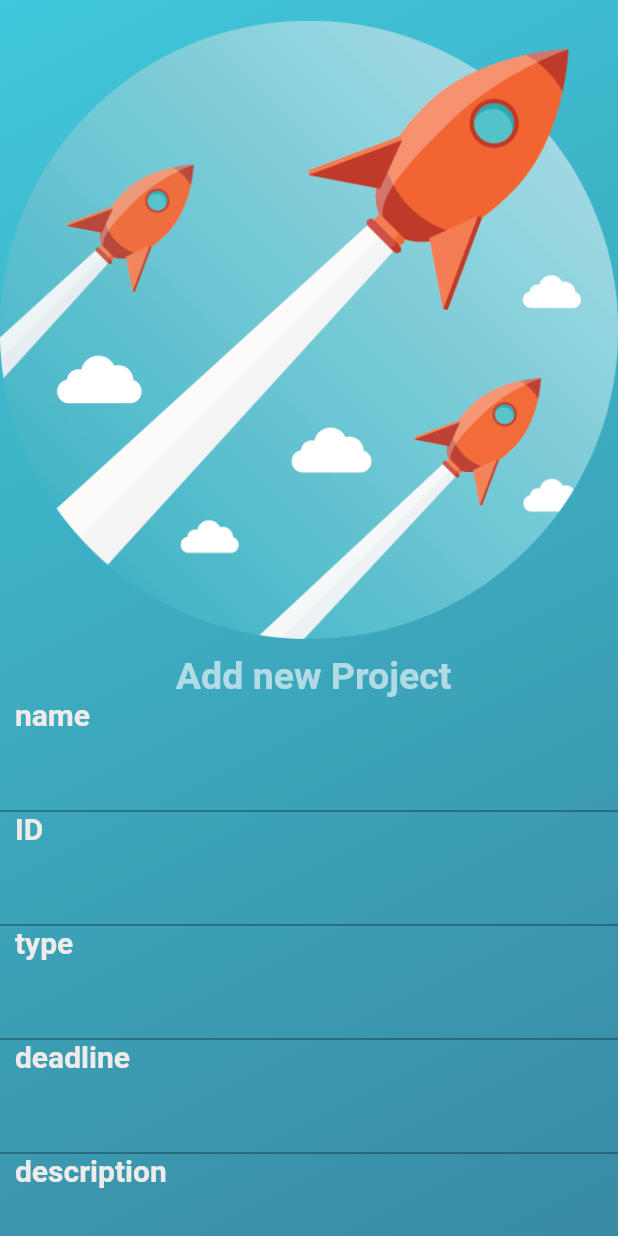
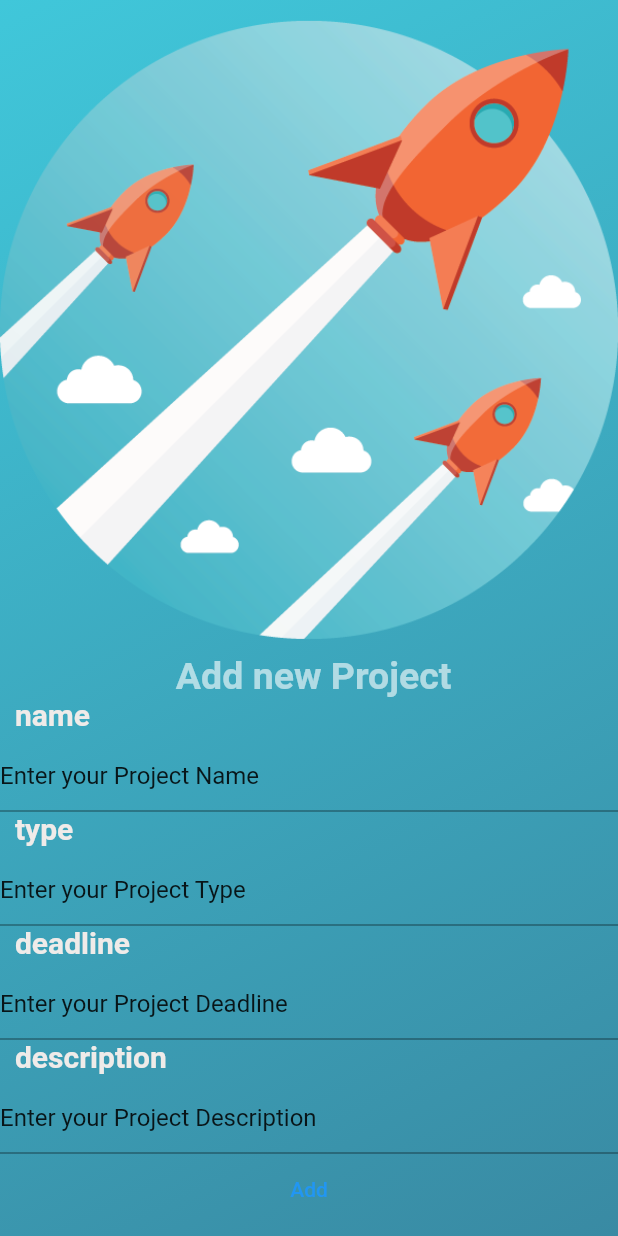
Before and after one commit to Pole-Projet-JEI/ollert_front, a Flutter app: the AddProject screen opened directly, on a phone screen of 412 x 824 dp. Run offline on Flutter 3.47's test engine with Material 2 defaults, Android fonts, the phone set to English and light mode, and no system bars; our stand-ins replace flutter_spinkit, shared_preferences; accounts and stored records are empty.

Commit message:
AddProjectConsumeAPI

```diff
--- a/lib/Service/projectServices.dart
+++ b/lib/Service/projectServices.dart
@@ -2,12 +2,9 @@ import 'package:http/http.dart' as http;
 import 'package:ollert/Settings/config.dart';
 import 'dart:convert';
 import 'package:ollert/models/project.dart';
-
-
-
 class ProjectServices{
 
-  Future<List<Project>> getProjects() async
+   Future<List<Project>> getProjects() async
   {
     var response = await http.get(Uri.parse("${Config.url}/projects/admin"));
     print(response.body);
@@ -19,6 +16,14 @@ class ProjectServices{
       }
     return [];
   }
+  static Future<Project> addProject(Project project) async
+  {  var client = http.Client();
+    var url = Uri.parse('${Config.url}/projects');
+    print(project.toJson());
+    var response= await client.post(url, body: project.toJson());
+    return Project.fromJson(jsonDecode(response.body));
+  }
+
   Future<bool> deleteProject(int? id) async
   {
     var response = await http.delete(Uri.parse("${Config.url}/projects/delete/$id"));
--- a/lib/Widgets/TextFieldWidget.dart
+++ b/lib/Widgets/TextFieldWidget.dart
@@ -1,5 +1,5 @@
 import 'package:flutter/material.dart';
-Widget textfieldwidget(String s) => Column(
+Widget textfieldwidget(String s,TextEditingController s2) => Column(
   crossAxisAlignment: CrossAxisAlignment.start,
   children: [
     Text(
@@ -9,9 +9,13 @@ Widget textfieldwidget(String s) => Column(
 
     ),
     const SizedBox(height:5),
-    TextField(
-      //controller:
-    ),
+    TextFormField(
+     controller: s2,
+                  decoration: const InputDecoration(
+                    border: UnderlineInputBorder(),
+
+                  ),
+                ),
 
 
   ],
--- a/lib/main.dart
+++ b/lib/main.dart
@@ -26,7 +26,7 @@ class _MyAppState extends State<MyApp> {
         primarySwatch: Colors.blue,
       ),
       debugShowCheckedModeBanner: false,
-      home: AddTask(),
+      home: AddProject(),
 
     );
   }
--- a/lib/models/project.dart
+++ b/lib/models/project.dart
@@ -11,10 +11,10 @@ String projectToJson(List<Project> data) => json.encode(List<dynamic>.from(data.
 class Project {
   Project({
     this.id,
-    this.name="",
-    this.type="",
-    this.description="",
-    this.deadline,
+   required this.name,
+   required this.type,
+   required this.description,
+   required  this.deadline,
     this.idManager,
   });
 
--- a/lib/screens/AddProject.dart
+++ b/lib/screens/AddProject.dart
@@ -1,11 +1,17 @@
 import 'package:flutter/material.dart';
 import 'package:flutter/services.dart';
+import 'package:ollert/Service/projectServices.dart';
 import 'package:ollert/Widgets/TextFieldWidget.dart';
 import 'package:ollert/models/Project.dart';
 import 'package:ollert/screens/signOut.dart';
 
 class AddProject extends StatelessWidget {
-  const AddProject({ Key? key }) : super(key: key);
+   AddProject({ Key? key }) : super(key: key);
+    TextEditingController controllerName = TextEditingController(text: "Enter your Project Name");
+    TextEditingController controllerType = TextEditingController(text: "Enter your Project Type");
+    TextEditingController controllerDeadline = TextEditingController(text: "Enter your Project Deadline");
+    TextEditingController controllerDescription = TextEditingController(text: "Enter your Project Description");
+
 
   @override
   Widget build(BuildContext context) {
@@ -38,19 +44,35 @@ class AddProject extends StatelessWidget {
                       fontWeight: FontWeight.bold,
                     ),
                   ),
-            textfieldwidget("  name"),
-            textfieldwidget("  ID"),
-            textfieldwidget("  type"),
-            textfieldwidget("  deadline"),
-            textfieldwidget("  description"),
-            ElevatedButton(
-                  onPressed: () { Navigator.push( context,
-              MaterialPageRoute(builder: (context) => LogoutPage()),
-            );
+            textfieldwidget("  name",controllerName),
+            textfieldwidget("  type",controllerType),
+            textfieldwidget("  deadline",controllerDeadline),
+            textfieldwidget("  description",controllerDescription),
+
+                  TextButton(
+                  onPressed: () {
+                    print(
+                      controllerName.text +
+                       controllerType.text +
+                          controllerDeadline.text+
+                          controllerDescription.text,
+                    );
+                    Project p= Project(
+                      name: controllerName.text,
+                      type: controllerType.text,
+                      deadline: DateTime.parse(controllerDeadline.text),
+                      description :controllerDescription.text,
+                    );
+                    print(p.name +
+                        p.type +
+                      p.deadline.toString() +
+                        p.description
+                    );
+                    ProjectServices.addProject(p);
+                    Navigator.of(context).pop();
                   },
-                  child: Text('done', style : TextStyle(
-                    fontSize: 20.0,),
-                ))
+                  child: Text("Add"),
+                ),
           ],
           )
         ,),
--- a/lib/screens/AddTask.dart
+++ b/lib/screens/AddTask.dart
@@ -41,10 +41,10 @@ class AddTask extends StatelessWidget {
                       fontWeight: FontWeight.bold,
                     ),
                   ),
-            textfieldwidget("  name"),
-            textfieldwidget("  ID"),
-            textfieldwidget("  deadline"),
-            textfieldwidget("  description"),
+          //  textfieldwidget("  name"),
+//textfieldwidget("  ID"),
+         //   textfieldwidget("  deadline"),
+         //   textfieldwidget("  description"),
             ElevatedButton(
                   onPressed: () { Navigator.push( context,
               MaterialPageRoute(builder: (context) => TaskPage()),
```
